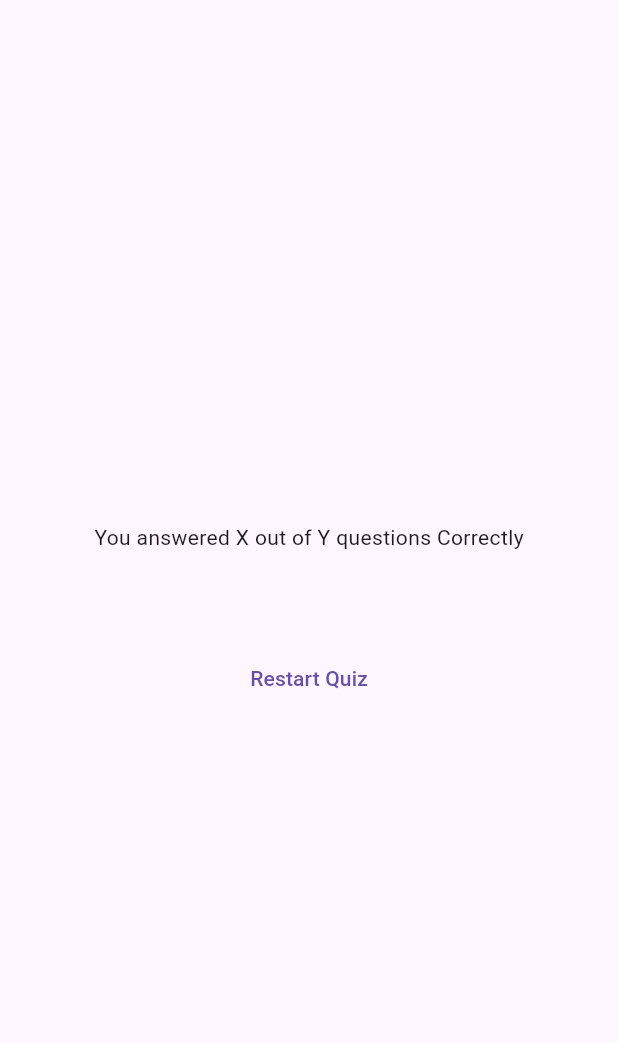
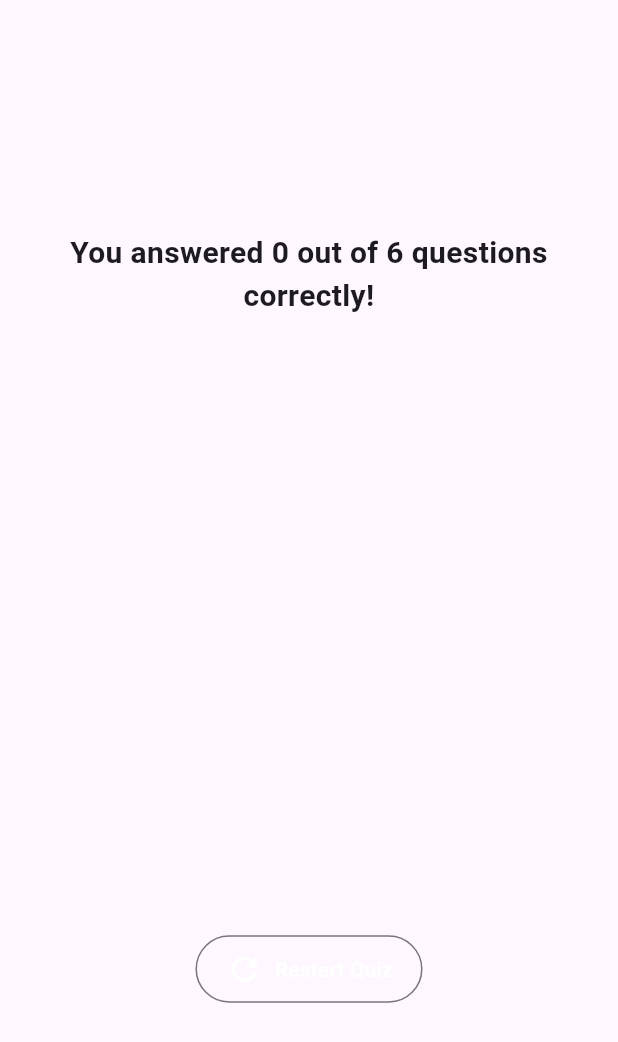
Before and after one commit to CompSciChriss/quiz_app, a Flutter app: the ResultsScreen widget shown alone on an empty page, opened directly with empty values, on a phone screen of 412 x 824 dp. Shown: the top 1042 px of the screen. Run offline on Flutter 3.47's test engine with Material 3 defaults, Android fonts, the phone set to English and light mode, and no system bars; our stand-ins replace google_fonts.

Commit message:
Stylized Results Screen and Added Sixth Question

```diff
--- a/lib/data/questions.dart
+++ b/lib/data/questions.dart
@@ -46,4 +46,13 @@ const questions = [
       'They\'re the same Kong, it\'s just a redesign',
     ]
   ),
+  QuizQuestion (
+    'All but one of the seven Koopalings are named after what?',
+    [
+      'Musicians',
+      'Actors',
+      'Employees within Nintendo of America',
+      'Renaissance Painters',
+    ]
+  ),
 ];
--- a/lib/main.dart
+++ b/lib/main.dart
@@ -1,6 +1,5 @@
 import 'package:flutter/material.dart';
 import 'package:quiz_app/quiz.dart';
-import 'package:quiz_app/start_screen.dart';
 
 void main() {
   runApp(
--- a/lib/quiz.dart
+++ b/lib/quiz.dart
@@ -22,7 +22,6 @@ class _QuizState extends State<Quiz> {
     if (selectedAnswers.length == questions.length) {
       //switch to the results screen instead
       setState(() {
-        //selectedAnswers = [];
         activeScreen = ResultsScreen(chosenAnswers: selectedAnswers,);
       });
     }
@@ -41,6 +40,8 @@ class _QuizState extends State<Quiz> {
       );
     });
   }
+
+
 
   @override
   Widget build(BuildContext context) {
--- a/lib/results_screen.dart
+++ b/lib/results_screen.dart
@@ -6,6 +6,7 @@ class ResultsScreen extends StatelessWidget {
   const ResultsScreen({
     super.key,
     required this.chosenAnswers,
+
   });
 
   final List<String> chosenAnswers;
@@ -27,8 +28,15 @@ class ResultsScreen extends StatelessWidget {
     return summary;
   }
 
+
   @override
   Widget build(context) {
+    final summaryData = getSummaryData();
+    final numTotalQuestions = questions.length;
+    final numCorrectQuestions = summaryData.where((data) {
+      return data['correct_answer'] == data['user_answer'];
+    }).length;
+
     return SizedBox(
       width: double.infinity,
       child: Container(
@@ -36,20 +44,43 @@ class ResultsScreen extends StatelessWidget {
         child: Column(
           mainAxisAlignment: MainAxisAlignment.center,
           children: [
-            const Text('You answered X out of Y questions Correctly'),
-            const SizedBox(
-              height: 30,
+            Text(
+              'You answered $numCorrectQuestions out of $numTotalQuestions questions correctly!',
+              textAlign: TextAlign.center,
+              style: TextStyle(
+                fontWeight: FontWeight.bold,
+                fontSize: 20,
+              ),
             ),
-            QuestionsSummary(
-                summaryData:
-                    getSummaryData()), //Replaced with all the answers/questions
-            const SizedBox(
-              height: 30,
+            const SizedBox(height: 30),
+            SizedBox(
+              height: 350,
+              child: SingleChildScrollView(
+                child: QuestionsSummary(summaryData: summaryData),
+              ),
             ),
-            TextButton(
-              onPressed: () {},
-              child: const Text('Restart Quiz'),
-            )
+            const SizedBox(height: 30),
+            OutlinedButton.icon(
+              icon: const Icon(
+                Icons.refresh,
+                size: 25,
+                color: Colors.white,
+              ),
+              onPressed: (){},
+              style: OutlinedButton.styleFrom(
+                foregroundColor: Colors.white,
+                padding: EdgeInsets.symmetric(
+                  vertical: 10,
+                  horizontal: 20,
+                ),
+              ),
+              label: Text(
+                "Restart Quiz",
+                style: TextStyle(
+                  //fontSize: 24,
+                ),
+              ),
+            ),
           ],
         ),
       ),
```
Also changed, not shown: lib/questions_summary.dart (+63 -13 lines).
